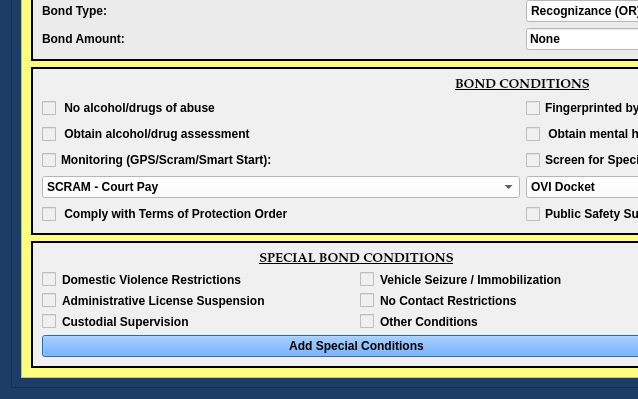
This is munientry/views/ui/BondHearingDialog.ui in HunterProgram22/MuniEntry as Qt 5 draws it before an edit; both pictures show x 0 to 638 and y 392 to 791 of the 1045 by 791 pixel window. The edited form follows.
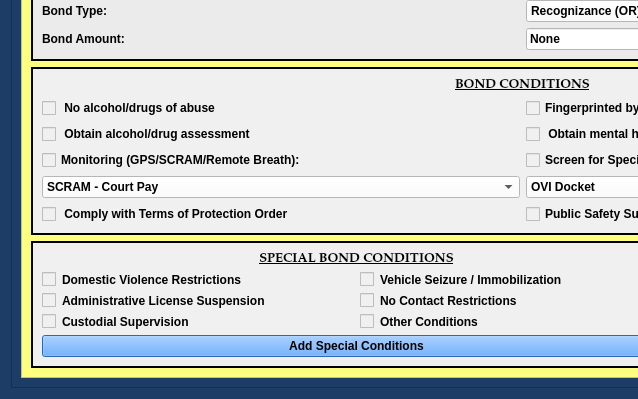
This is the edited form. Custom widgets are drawn as their Qt base class.

Commit message: Updated bond dialogs for Remote Breath.

What changed in the file:
```diff
--- a/munientry/views/ui/BondHearingDialog.ui
+++ b/munientry/views/ui/BondHearingDialog.ui
@@ -319,7 +319,7 @@
                 <enum>Qt::LeftToRight</enum>
                </property>
                <property name="text">
-                <string>Monitoring (GPS/Scram/Smart Start):                    </string>
+                <string>Monitoring (GPS/SCRAM/Remote Breath):                    </string>
                </property>
               </widget>
              </item>
```
Left out of the diff: 14 changed lines with no effect on the pictures. The commit also changes 5 other files.
